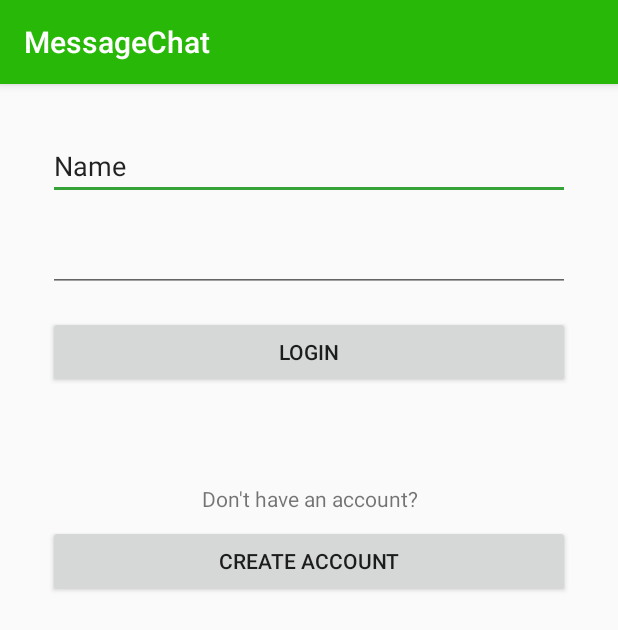
After one commit to naughtyboy1102/MessageChat, an Android app: the LoginActivity screen opened directly, with no data from a screen before it, on a phone screen of 412 x 824 dp. The commit adds this screen. Shown: the top 630 px of the screen. Run offline under Robolectric (Android 15) with nearby library versions, the phone set to English and light mode, and no system bars; our stand-ins replace data binding.

Commit message:
Initialize login activity

```diff
--- a/app/src/main/AndroidManifest.xml
+++ b/app/src/main/AndroidManifest.xml
@@ -9,6 +9,7 @@
         android:roundIcon="@mipmap/ic_launcher_round"
         android:supportsRtl="true"
         android:theme="@style/AppTheme">
+        <activity android:name=".LoginActivity"></activity>
         <activity
             android:name=".AppMainActivity"
             android:label="@string/title_activity_app_main"
--- a/app/src/main/java/com/example/messagechat/AppMainActivity.kt
+++ b/app/src/main/java/com/example/messagechat/AppMainActivity.kt
@@ -1,16 +1,11 @@
 package com.example.messagechat
 
 import android.os.Bundle
-import android.view.Menu
-import com.google.android.material.floatingactionbutton.FloatingActionButton
-import com.google.android.material.snackbar.Snackbar
-import com.google.android.material.navigation.NavigationView
 import androidx.navigation.findNavController
 import androidx.navigation.ui.AppBarConfiguration
 import androidx.navigation.ui.navigateUp
 import androidx.navigation.ui.setupActionBarWithNavController
 import androidx.navigation.ui.setupWithNavController
-import androidx.drawerlayout.widget.DrawerLayout
 import androidx.appcompat.app.AppCompatActivity
 import androidx.databinding.DataBindingUtil
 import androidx.navigation.NavController
@@ -23,6 +18,7 @@ class AppMainActivity : AppCompatActivity() {
 
     private lateinit var appBarConfiguration: AppBarConfiguration
     private lateinit var binding: ActivityAppMainBinding
+    private lateinit var navController: NavController
 
     override fun onCreate(savedInstanceState: Bundle?) {
         super.onCreate(savedInstanceState)
@@ -30,7 +26,7 @@ class AppMainActivity : AppCompatActivity() {
 
         //Setup navigation
         setSupportActionBar(binding.drawerLayout.toolbar)
-        val navController = findNavController(R.id.nav_host_fragment)
+        navController = findNavController(R.id.nav_host_fragment)
 
         // Passing each menu ID as a set of Ids because each
         // menu should be considered as top level destinations.
@@ -45,21 +41,24 @@ class AppMainActivity : AppCompatActivity() {
         //End setup navigation
 
         binding.navHeaderInclude.btn_navheader_login.setOnClickListener {
-            navController.navigate(R.id.action_nav_home_to_nav_gallery)
+            //val loginIntent = Intent(this, LoginActivity::class.java)
+            //startActivity(loginIntent)
+
+            navController.navigate(R.id.action_nav_home_to_loginActivity)
         }
 
         binding.navHeaderInclude.btn_navheader_addchannel.setOnClickListener {
 
         }
 
-        binding.navHeaderInclude.btn_main_sendmsg.setOnClickListener {
+        binding.drawerLayout.btn_main_sendmsg.setOnClickListener {
 
         }
     }
 
 
     override fun onSupportNavigateUp(): Boolean {
-        val navController = findNavController(R.id.nav_host_fragment)
+        //val navController = findNavController(R.id.nav_host_fragment)
         return navController.navigateUp(appBarConfiguration) || super.onSupportNavigateUp()
     }
 
--- /dev/null
+++ b/app/src/main/java/com/example/messagechat/LoginActivity.kt
@@ -0,0 +1,24 @@
+package com.example.messagechat
+
+import androidx.appcompat.app.AppCompatActivity
+import android.os.Bundle
+import androidx.databinding.DataBindingUtil
+import com.example.messagechat.databinding.ActivityLoginBinding
+
+class LoginActivity : AppCompatActivity() {
+
+    private lateinit var binding: ActivityLoginBinding
+
+    override fun onCreate(savedInstanceState: Bundle?) {
+        super.onCreate(savedInstanceState)
+        binding = DataBindingUtil.setContentView(this, R.layout.activity_login)
+
+        binding.btnActivityLoginLogin.setOnClickListener {
+
+        }
+
+        binding.btnActivityLoginCreateAccount.setOnClickListener {
+
+        }
+    }
+}
--- /dev/null
+++ b/app/src/main/res/layout/activity_login.xml
@@ -0,0 +1,89 @@
+<?xml version="1.0" encoding="utf-8"?>
+<layout xmlns:android="http://schemas.android.com/apk/res/android"
+    xmlns:app="http://schemas.android.com/apk/res-auto"
+    xmlns:tools="http://schemas.android.com/tools">
+
+    <data>
+
+    </data>
+
+    <androidx.constraintlayout.widget.ConstraintLayout
+        android:layout_width="match_parent"
+        android:layout_height="match_parent"
+        tools:context=".LoginActivity">
+
+        <EditText
+            android:id="@+id/edt_activity_login_email"
+            android:layout_width="0dp"
+            android:layout_height="wrap_content"
+            android:layout_marginStart="@dimen/activity_login_horizontal_margin"
+            android:layout_marginLeft="@dimen/activity_login_horizontal_margin"
+            android:layout_marginTop="32dp"
+            android:layout_marginEnd="@dimen/activity_login_horizontal_margin"
+            android:layout_marginRight="@dimen/activity_login_horizontal_margin"
+            android:ems="10"
+            android:inputType="textPersonName"
+            android:text="Name"
+            app:layout_constraintEnd_toEndOf="parent"
+            app:layout_constraintStart_toStartOf="parent"
+            app:layout_constraintTop_toTopOf="parent" />
+
+        <EditText
+            android:id="@+id/edt_activity_login_password"
+            android:layout_width="0dp"
+            android:layout_height="wrap_content"
+            android:layout_marginStart="@dimen/activity_login_horizontal_margin"
+            android:layout_marginLeft="@dimen/activity_login_horizontal_margin"
+            android:layout_marginTop="16dp"
+            android:layout_marginEnd="@dimen/activity_login_horizontal_margin"
+            android:layout_marginRight="@dimen/activity_login_horizontal_margin"
+            android:ems="10"
+            android:inputType="textPassword"
+            app:layout_constraintEnd_toEndOf="parent"
+            app:layout_constraintStart_toStartOf="parent"
+            app:layout_constraintTop_toBottomOf="@+id/edt_activity_login_email" />
+
+        <Button
+            android:id="@+id/btn_activity_login_login"
+            android:layout_width="0dp"
+            android:layout_height="wrap_content"
+            android:layout_marginStart="@dimen/activity_login_horizontal_margin"
+            android:layout_marginLeft="@dimen/activity_login_horizontal_margin"
+            android:layout_marginTop="16dp"
+            android:layout_marginEnd="@dimen/activity_login_horizontal_margin"
+            android:layout_marginRight="@dimen/activity_login_horizontal_margin"
+            android:text="Login"
+            app:layout_constraintEnd_toEndOf="parent"
+            app:layout_constraintStart_toStartOf="parent"
+            app:layout_constraintTop_toBottomOf="@+id/edt_activity_login_password" />
+
+        <TextView
+            android:id="@+id/textView2"
+            android:layout_width="0dp"
+            android:layout_height="wrap_content"
+            android:layout_marginStart="@dimen/activity_login_horizontal_margin"
+            android:layout_marginLeft="@dimen/activity_login_horizontal_margin"
+            android:layout_marginTop="64dp"
+            android:layout_marginEnd="@dimen/activity_login_horizontal_margin"
+            android:layout_marginRight="@dimen/activity_login_horizontal_margin"
+            android:gravity="clip_horizontal|center_horizontal"
+            android:text="Don't have an account?"
+            app:layout_constraintEnd_toEndOf="parent"
+            app:layout_constraintStart_toStartOf="parent"
+            app:layout_constraintTop_toBottomOf="@+id/btn_activity_login_login" />
+
+        <Button
+            android:id="@+id/btn_activity_login_create_account"
+            android:layout_width="0dp"
+            android:layout_height="wrap_content"
+            android:layout_marginStart="@dimen/activity_login_horizontal_margin"
+            android:layout_marginLeft="@dimen/activity_login_horizontal_margin"
+            android:layout_marginTop="8dp"
+            android:layout_marginEnd="@dimen/activity_login_horizontal_margin"
+            android:layout_marginRight="@dimen/activity_login_horizontal_margin"
+            android:text="Create account"
+            app:layout_constraintEnd_toEndOf="parent"
+            app:layout_constraintStart_toStartOf="parent"
+            app:layout_constraintTop_toBottomOf="@+id/textView2" />
+    </androidx.constraintlayout.widget.ConstraintLayout>
+</layout>
--- a/app/src/main/res/navigation/mobile_navigation.xml
+++ b/app/src/main/res/navigation/mobile_navigation.xml
@@ -13,6 +13,9 @@
         <action
             android:id="@+id/action_nav_home_to_nav_gallery"
             app:destination="@id/nav_gallery" />
+        <action
+            android:id="@+id/action_nav_home_to_loginActivity"
+            app:destination="@id/loginActivity" />
     </fragment>
 
     <fragment
@@ -26,4 +29,9 @@
         android:name="com.example.messagechat.ui.slideshow.SlideshowFragment"
         android:label="@string/menu_slideshow"
         tools:layout="@layout/fragment_slideshow" />
+
+    <activity
+        android:id="@+id/loginActivity"
+        android:name="com.example.messagechat.LoginActivity"
+        android:label="LoginActivity" />
 </navigation>
--- a/app/src/main/res/values/dimens.xml
+++ b/app/src/main/res/values/dimens.xml
@@ -5,4 +5,7 @@
     <dimen name="nav_header_vertical_spacing">8dp</dimen>
     <dimen name="nav_header_height">176dp</dimen>
     <dimen name="fab_margin">16dp</dimen>
+
+    <!-- Login screen margins -->
+    <dimen name="activity_login_horizontal_margin">32dp</dimen>
 </resources>
```
